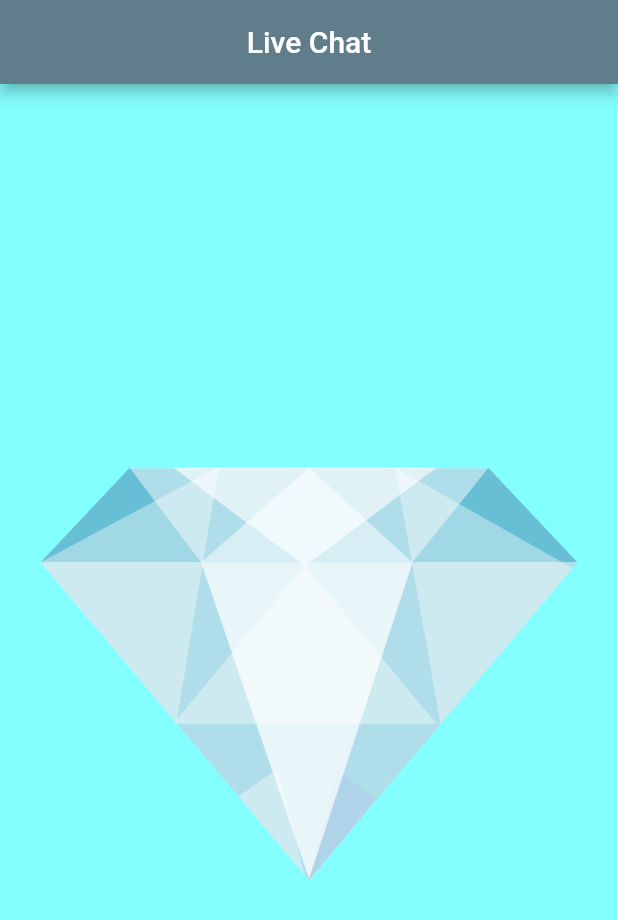
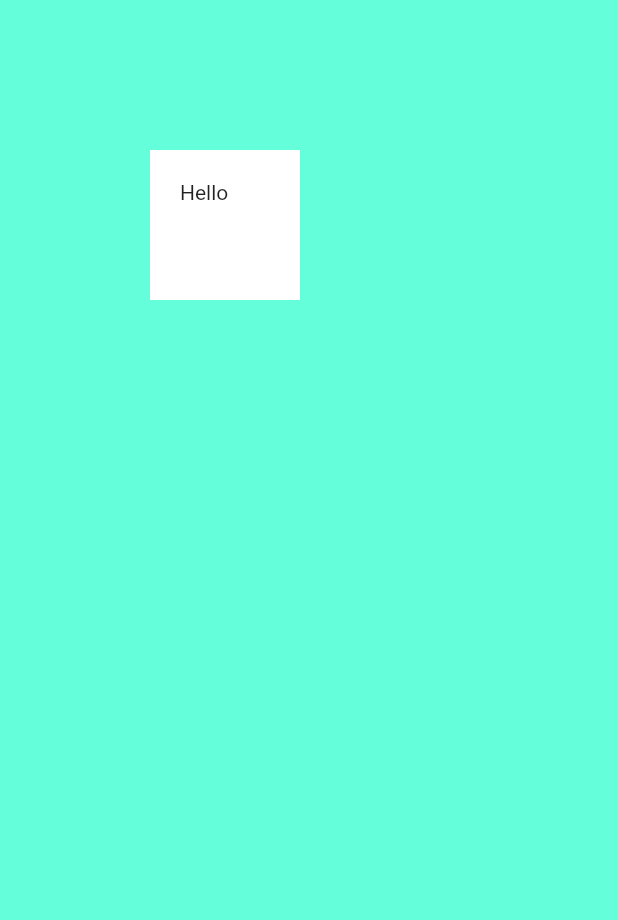
Before and after one commit to PrernaaSurbhi/flutter_sample_app, a Flutter app: the screen it shows after launch, on a phone screen of 412 x 824 dp. Shown: the top 920 px of the screen. Run offline on Flutter 3.47's test engine with Material 2 defaults, Android fonts, the phone set to English and light mode, and no system bars.

Commit message:
container added , for single child layout widget added, padding, margin is added.

```diff
--- a/lib/main.dart
+++ b/lib/main.dart
@@ -1,22 +1,32 @@
 import 'package:flutter/material.dart';
 
 void main() {
-  runApp(
-    MaterialApp(
+  runApp(MyApp());
+}
+
+class MyApp extends StatelessWidget {
+  @override
+  Widget build(BuildContext context) {
+    return MaterialApp(
       home: Scaffold(
-        backgroundColor: Color(0xff84FFFF) ,
-        body:Center(
-          child: Image(
-//            image:NetworkImage('https://encrypted-tbn0.gstatic.com/images?q=tbn%3AANd9GcRKcLEDIbwUwh9hpuA3U1eFkn0JVUnlcC6WTucP4yodBlcpp5Ye&usqp=CAU'),
-           image:AssetImage('images/diamond.png')
+        backgroundColor: Colors.tealAccent,
+        body: SafeArea(
+          //container can only have single child . changes for single child layout widget.
+          child: Container(
+            height: 100.0,
+            width: 100.0,
+            // for margin at all edge
+//            margin: EdgeInsets.all(20.0),
+            // for margin for horizontal and verticle
+//            margin: EdgeInsets.symmetric(vertical: 150.0, horizontal: 100.0),
+            margin:EdgeInsets.fromLTRB(100.0, 100.0, 100.0, 100.0),
+            padding: EdgeInsets.all(20.0),
+
+            color: Colors.white,
+            child: Text('Hello'),
           ),
         ),
-        appBar: AppBar(
-          title: Center(child: Text("Live Chat"),
-          ),
-          backgroundColor: Colors.blueGrey,
-        ) ,
       ),
-    ),
-  );
+    );
+  }
 }
```
